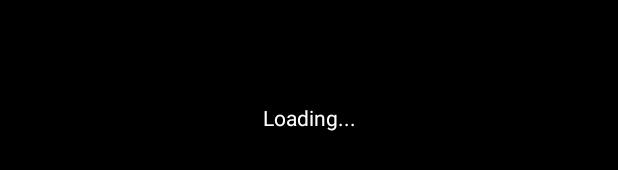
After one commit to remib18/I-Shot-It-Android, an Android app: the layout activity_main.xml on its own in the app's theme, with its tools: preview values and no code run, on a phone screen of 412 x 824 dp. The commit adds this screen. Shown: the part 501-671 px from the top of the screen. Run offline under Robolectric (Android 15) with nearby library versions, the phone set to English and light mode, and no system bars.

Commit message:
fixes
Signed-off-by: Rémi Bernard <remib18@outlook.fr>

```diff
--- /dev/null
+++ b/app/src/main/res/layout/activity_main.xml
@@ -0,0 +1,18 @@
+<?xml version="1.0" encoding="utf-8"?>
+<androidx.constraintlayout.widget.ConstraintLayout xmlns:android="http://schemas.android.com/apk/res/android"
+    xmlns:app="http://schemas.android.com/apk/res-auto"
+    android:layout_width="match_parent"
+    android:layout_height="match_parent"
+    android:background="#000000">
+
+    <TextView
+        android:layout_width="wrap_content"
+        android:layout_height="wrap_content"
+        android:text="@string/loading"
+        android:textColor="#fff"
+        app:layout_constraintBottom_toBottomOf="parent"
+        app:layout_constraintLeft_toLeftOf="parent"
+        app:layout_constraintRight_toRightOf="parent"
+        app:layout_constraintTop_toTopOf="parent" />
+
+</androidx.constraintlayout.widget.ConstraintLayout>
--- a/app/src/main/res/values/strings.xml
+++ b/app/src/main/res/values/strings.xml
@@ -19,4 +19,5 @@
     <string name="my_true_history">My True Past</string>
     <string name="go_to_my_present_life">go_to_my_present_life</string>
     <string name="non_visible" />
+    <string name="loading">Loading...</string>
 </resources>
```
Also changed, not shown: app/src/main/java/com/example/ishotit/BackendConnector/Instruction.java (+6 -2 lines), app/src/main/java/com/example/ishotit/Camera.java (+18 -12 lines), app/src/main/java/com/example/ishotit/MainActivity.java (+51 -11 lines), app/src/main/java/com/example/ishotit/Validation.java (+12 -3 lines).
